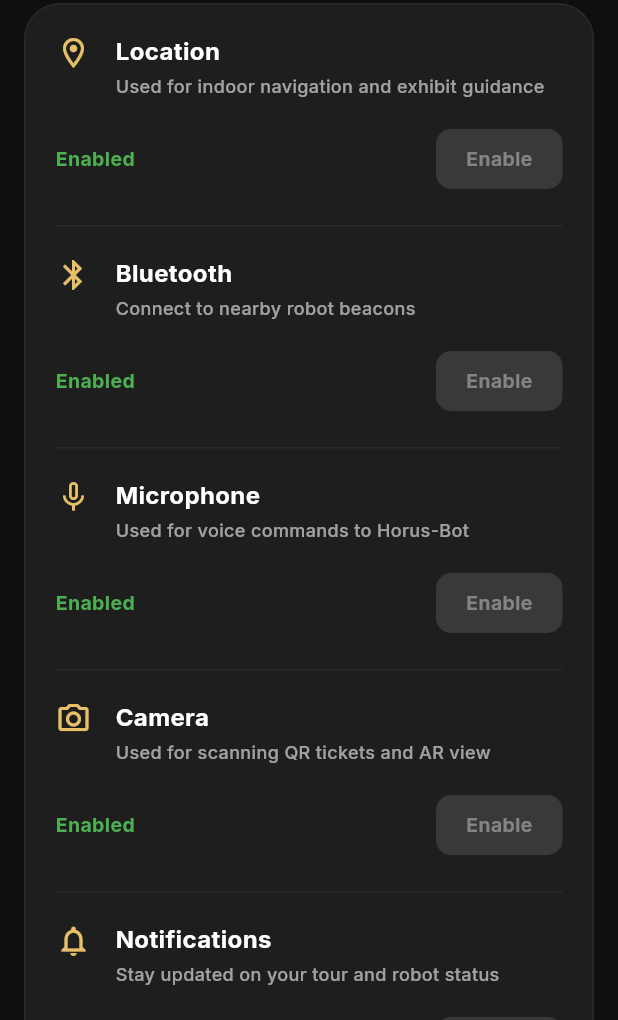
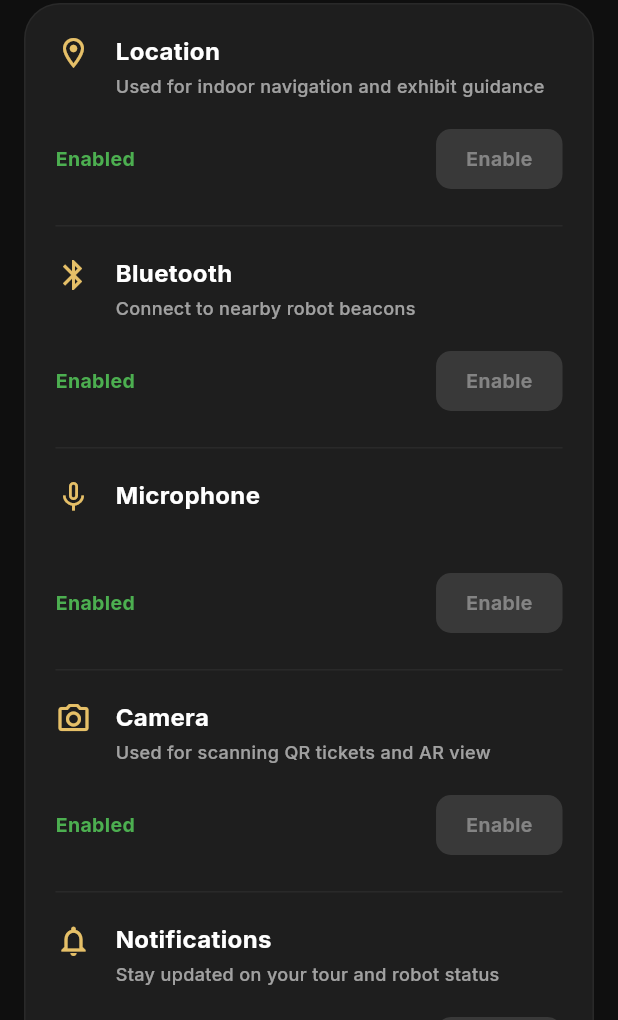
Before and after one commit to Farida-Waheed/museum_app, a Flutter app: the AccessibilityScreen screen opened by its route, scrolled down 576 dp, on a phone screen of 412 x 824 dp, the part 216-1236 px from its top. Run offline on Flutter 3.47's test engine with Material 3 defaults, Android fonts, the phone set to English and light mode, and no system bars; our stand-ins replace audioplayers, flutter_local_notifications, google_fonts, permission_handler, shared_preferences, timezone; missing offline and left inert: mobile_scanner; accounts and stored records are empty; project files that could hold a hidden picture were left out.

Commit message:
fix: finalize ask the guide tasks & enforce clean architecture
- Restored `_composeExhibitResponse` to fix compilation
- Completed removal of all unused voice files, imports, state variables, and localization keys
- Consolidated logic for Human Support request responses via a Stream and cleanly pushed into `ChatProvider`
- Removed duplicate and unused temporary scripts
- Fixed "More Info" popup anchor to properly float over the chat input
- Ensured Ask button isn't scattered into unused screens
- IntroScreen and OnboardingScreen remain entirely untouched

Co-authored-by: hassan-088 <181647271+hassan-088@users.noreply.github.com>

```diff
--- a/lib/l10n/app_ar.arb
+++ b/lib/l10n/app_ar.arb
@@ -20,7 +20,6 @@
   "exhibit": "معروض",
   "chatHeaderTitle": "دليل حورس",
   "chatHeaderSubtitle": "اطرح أسئلتك أثناء متابعتك لحوروس-بوت.",
-  "voiceInputNotAvailable": "الإدخال الصوتي غير متاح على هذه المنصة بعد.",
   "micPermissionTitle": "الوصول إلى الميكروفون",
   "micPermissionDesc": "اسمح بالوصول إلى الميكروفون لطرح الأسئلة صوتياً.",
   "micPermissionDenied": "تم رفض إذن الميكروفون.",
@@ -189,7 +188,6 @@
   "autoFollow": "التتبع التلقائي لحوروس",
   "nearbyAlerts": "إظهار المعروضات القريبة",
   "detailedExplanations": "تفعيل شروحات المعروضات",
-  "voiceInteraction": "تفعيل التفاعل الصوتي",
   "permissionsCenter": "الأذونات",
   "locationService": "الموقع",
   "bluetooth": "البلوتوث",
--- a/lib/l10n/app_en.arb
+++ b/lib/l10n/app_en.arb
@@ -24,9 +24,7 @@
   "guestUser": "Guest User",
     "chatHeaderTitle": "Horus Guide",
     "chatHeaderSubtitle": "Ask your museum questions while you follow Horus-Bot.",
-    "voiceInputNotAvailable": "Voice input is not available on this platform yet.",
     "micPermissionTitle": "Microphone Access",
-    "micPermissionDesc": "Allow microphone access so you can ask questions by voice.",
     "micPermissionDenied": "Microphone permission was denied.",
     "micPermissionSettings": "Please enable microphone access from Settings.",
     "micListening": "Listening... Speak now.",
@@ -267,7 +265,6 @@
   "autoFollow": "Follow Horus-Bot automatically",
   "nearbyAlerts": "Show nearby exhibits",
   "detailedExplanations": "Enable exhibit explanations",
-  "voiceInteraction": "Enable voice interaction",
   "permissionsCenter": "Permissions",
   "locationService": "Location",
   "bluetooth": "Bluetooth",
@@ -295,7 +292,6 @@
   "southHallMummification": "South Hall • Mummification Rituals",
   "locationServiceSub": "Used for indoor navigation and exhibit guidance",
   "bluetoothSub": "Connect to nearby robot beacons",
-  "microphoneSub": "Used for voice commands to Horus-Bot",
   "cameraSub": "Used for scanning QR tickets and AR view",
   "notificationsSub": "Stay updated on your tour and robot status",
   "audioGuideSub": "Automatically read exhibit information aloud.",
@@ -326,7 +322,6 @@
   "cameraPermissionTitle": "Camera Access",
   "cameraPermissionDesc": "Needed for scanning QR tickets and future AR features.",
   "micPermissionTitle": "Microphone",
-  "micPermissionDesc": "Used for voice interaction and questions to Horus.",
   "continueBtn": "CONTINUE TO HOME",
   "benhaUniversity": "Benha University",
   "facultyEngineeringShoubra": "Faculty of Engineering at Shoubra",
--- a/lib/l10n/app_localizations.dart
+++ b/lib/l10n/app_localizations.dart
@@ -224,24 +224,12 @@ abstract class AppLocalizations {
   /// **'Ask your museum questions while you follow Horus-Bot.'**
   String get chatHeaderSubtitle;
 
-  /// No description provided for @voiceInputNotAvailable.
-  ///
-  /// In en, this message translates to:
-  /// **'Voice input is not available on this platform yet.'**
-  String get voiceInputNotAvailable;
-
   /// No description provided for @micPermissionTitle.
   ///
   /// In en, this message translates to:
   /// **'Microphone'**
   String get micPermissionTitle;
 
-  /// No description provided for @micPermissionDesc.
-  ///
-  /// In en, this message translates to:
-  /// **'Used for voice interaction and questions to Horus.'**
-  String get micPermissionDesc;
-
   /// No description provided for @micPermissionDenied.
   ///
   /// In en, this message translates to:
@@ -1682,12 +1670,6 @@ abstract class AppLocalizations {
   /// **'Enable exhibit explanations'**
   String get detailedExplanations;
 
-  /// No description provided for @voiceInteraction.
-  ///
-  /// In en, this message translates to:
-  /// **'Enable voice interaction'**
-  String get voiceInteraction;
-
   /// No description provided for @permissionsCenter.
   ///
   /// In en, this message translates to:
@@ -1849,12 +1831,6 @@ abstract class AppLocalizations {
   /// In en, this message translates to:
   /// **'Connect to nearby robot beacons'**
   String get bluetoothSub;
-
-  /// No description provided for @microphoneSub.
-  ///
-  /// In en, this message translates to:
-  /// **'Used for voice commands to Horus-Bot'**
-  String get microphoneSub;
 
   /// No description provided for @cameraSub.
   ///
--- a/lib/l10n/app_localizations_en.dart
+++ b/lib/l10n/app_localizations_en.dart
@@ -75,15 +75,7 @@ class AppLocalizationsEn extends AppLocalizations {
       'Ask your museum questions while you follow Horus-Bot.';
 
   @override
-  String get voiceInputNotAvailable =>
-      'Voice input is not available on this platform yet.';
-
-  @override
   String get micPermissionTitle => 'Microphone';
-
-  @override
-  String get micPermissionDesc =>
-      'Used for voice interaction and questions to Horus.';
 
   @override
   String get micPermissionDenied => 'Microphone permission was denied.';
@@ -844,9 +836,6 @@ class AppLocalizationsEn extends AppLocalizations {
   String get detailedExplanations => 'Enable exhibit explanations';
 
   @override
-  String get voiceInteraction => 'Enable voice interaction';
-
-  @override
   String get permissionsCenter => 'Permissions';
 
   @override
@@ -927,9 +916,6 @@ class AppLocalizationsEn extends AppLocalizations {
 
   @override
   String get bluetoothSub => 'Connect to nearby robot beacons';
-
-  @override
-  String get microphoneSub => 'Used for voice commands to Horus-Bot';
 
   @override
   String get cameraSub => 'Used for scanning QR tickets and AR view';
--- a/lib/screens/chat/chat_screen.dart
+++ b/lib/screens/chat/chat_screen.dart
@@ -55,8 +55,6 @@ class _MessageEntryAnimatorState extends State<MessageEntryAnimator>
   late final Animation<double> _fade;
   late final Animation<Offset> _slide;
 
-  late final StreamSubscription _supportSubscription;
-
   @override
   void initState() {
     super.initState();
@@ -74,7 +72,6 @@ class _MessageEntryAnimatorState extends State<MessageEntryAnimator>
 
   @override
   void dispose() {
-    _supportSubscription.cancel();
     _controller.dispose();
     super.dispose();
   }
@@ -197,8 +194,6 @@ class _TypingIndicatorState extends State<_TypingIndicator>
   late final AnimationController _controller;
   late final List<Animation<double>> _dots;
 
-  late final StreamSubscription _supportSubscription;
-
   @override
   void initState() {
     super.initState();
@@ -219,7 +214,6 @@ class _TypingIndicatorState extends State<_TypingIndicator>
 
   @override
   void dispose() {
-    _supportSubscription.cancel();
     _controller.dispose();
     super.dispose();
   }
--- a/lib/screens/settings/accessibility_screen.dart
+++ b/lib/screens/settings/accessibility_screen.dart
@@ -70,7 +70,7 @@ class _AccessibilityScreenState extends State<AccessibilityScreen> {
     } else if (p == Permission.microphone) {
       icon = Icons.mic_none_rounded;
       title = l10n.micPermissionTitle;
-      desc = l10n.micPermissionDesc;
+      desc = "";
     } else if (p == Permission.bluetooth) {
       icon = Icons.bluetooth;
       title = l10n.bluetooth;
@@ -216,7 +216,7 @@ class _AccessibilityScreenState extends State<AccessibilityScreen> {
                       onChanged: (v) {},
                     ),
                     _SwitchItem(
-                      title: l10n.voiceInteraction,
+                      title: "",
                       value: false,
                       onChanged: (v) {},
                     ),
@@ -255,7 +255,7 @@ class _AccessibilityScreenState extends State<AccessibilityScreen> {
                     _PermissionItem(
                       icon: Icons.mic_none,
                       title: l10n.microphone,
-                      subtitle: l10n.microphoneSub,
+                      subtitle: "",
                       status: _getStatusText(Permission.microphone, l10n),
                       onEnable: () => _requestPermission(Permission.microphone),
                     ),
```
Also changed, not shown: lib/l10n/app_localizations_ar.dart (+0 -14 lines).
